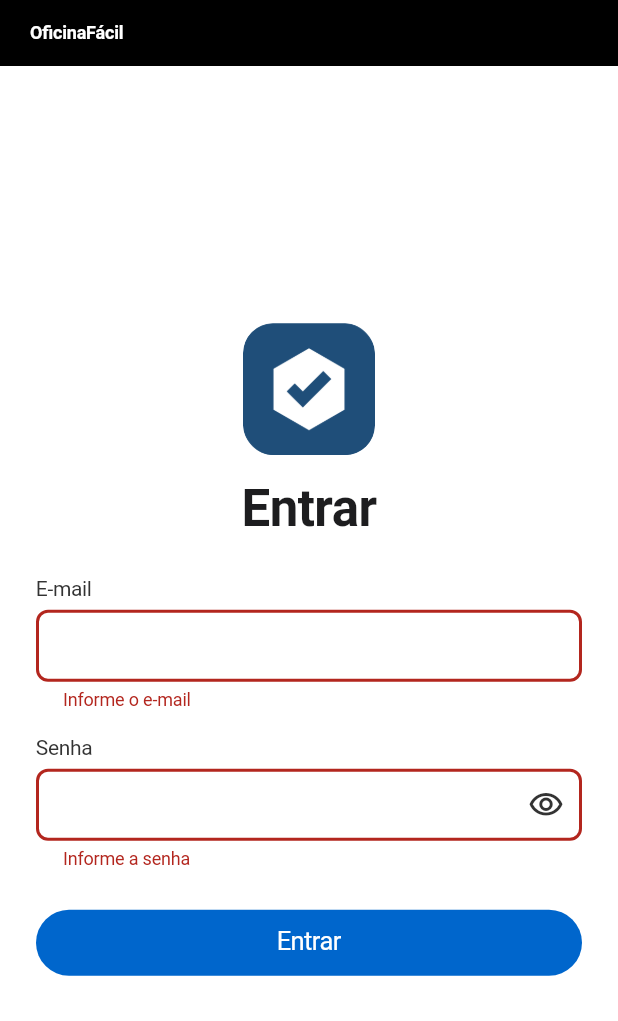
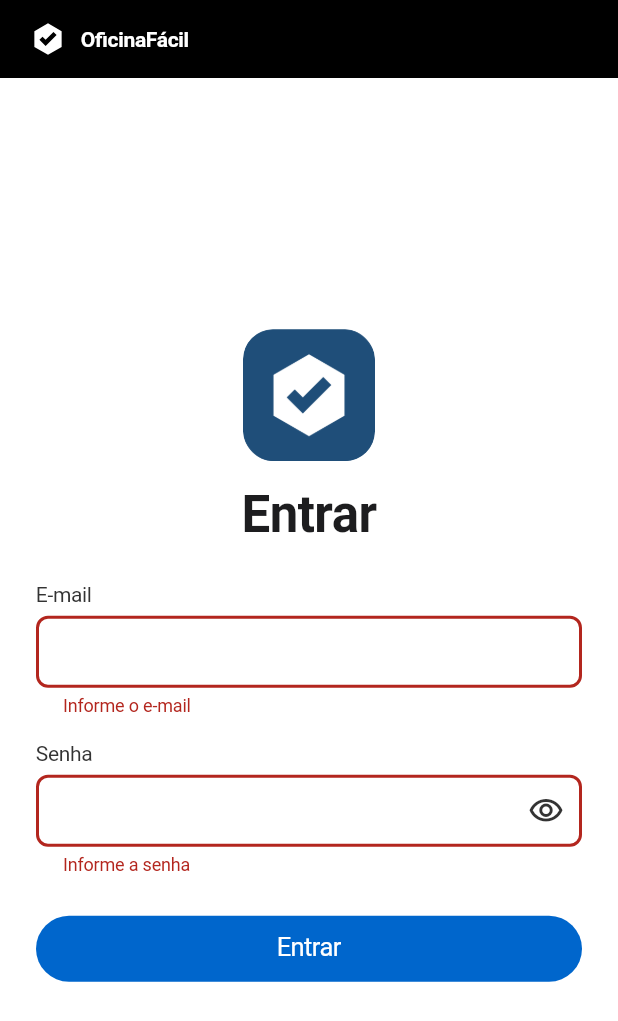
Before and after one commit to eltobsjr/oficina-facil, a Flutter app: the screen it shows after launch, after a tap on "Entrar", on a phone screen of 412 x 824 dp. Shown: the top 1021 px of the screen. Run offline on Flutter 3.47's test engine with Material 3 defaults, Android fonts, the light colour scheme and no system bars; our stand-ins replace dio, flutter_riverpod, go_router, supabase_flutter; accounts and stored records are empty; statements that could not run were skipped.

Commit message:
Refina a barra global com o símbolo da marca e a conta em pílula

```diff
--- a/mobile/lib/core/shell/barra_global.dart
+++ b/mobile/lib/core/shell/barra_global.dart
@@ -2,30 +2,36 @@ import 'package:flutter/material.dart';
 
 import '../theme/app_theme.dart';
 
-/// Barra global preta de 44 px: nome do app à esquerda e, se houver, a conta à direita.
+/// Barra global preta de 52 px: símbolo e nome do app à esquerda e, se houver, a conta à direita.
 /// O preto avança sob a barra de status do aparelho.
 class BarraGlobal extends StatelessWidget {
   const BarraGlobal({super.key, this.conta});
 
   final Widget? conta;
 
+  static const altura = 52.0;
+
   @override
   Widget build(BuildContext context) {
-    final estilo = Theme.of(
-      context,
-    ).textTheme.labelSmall!.copyWith(color: AppTheme.branco);
+    final tema = Theme.of(context).textTheme;
     return ColoredBox(
       color: AppTheme.preto,
       child: Padding(
         padding: EdgeInsets.only(top: MediaQuery.viewPaddingOf(context).top),
         child: SizedBox(
-          height: 44,
+          height: altura,
           child: Row(
             children: [
               const SizedBox(width: 20),
+              const ExcludeSemantics(child: _Simbolo(tamanho: 24)),
+              const SizedBox(width: 10),
               Text(
                 'OficinaFácil',
-                style: estilo.copyWith(fontWeight: FontWeight.w600),
+                style: tema.titleSmall!.copyWith(
+                  color: AppTheme.branco,
+                  fontWeight: FontWeight.w700,
+                  letterSpacing: -0.2,
+                ),
               ),
               const Spacer(),
               if (conta != null) Flexible(child: conta!),
@@ -37,3 +43,41 @@ class BarraGlobal extends StatelessWidget {
     );
   }
 }
+
+/// Símbolo da marca (porca sextavada com o check vazado), em branco.
+class _Simbolo extends StatelessWidget {
+  const _Simbolo({required this.tamanho});
+
+  final double tamanho;
+
+  @override
+  Widget build(BuildContext context) =>
+      CustomPaint(size: Size.square(tamanho), painter: _PintorDoSimbolo());
+}
+
+class _PintorDoSimbolo extends CustomPainter {
+  @override
+  void paint(Canvas canvas, Size size) {
+    final k = size.width / 256;
+    final caminho = Path()
+      ..fillType = PathFillType.evenOdd
+      ..moveTo(128 * k, 16 * k)
+      ..lineTo(225 * k, 72 * k)
+      ..lineTo(225 * k, 184 * k)
+      ..lineTo(128 * k, 240 * k)
+      ..lineTo(31 * k, 184 * k)
+      ..lineTo(31 * k, 72 * k)
+      ..close()
+      ..moveTo(67 * k, 134 * k)
+      ..lineTo(89 * k, 112 * k)
+      ..lineTo(111 * k, 134 * k)
+      ..lineTo(167 * k, 78 * k)
+      ..lineTo(189 * k, 100 * k)
+      ..lineTo(111 * k, 178 * k)
+      ..close();
+    canvas.drawPath(caminho, Paint()..color = AppTheme.branco);
+  }
+
+  @override
+  bool shouldRepaint(covariant CustomPainter antigo) => false;
+}
```
Also changed, not shown: mobile/lib/core/shell/app_shell.dart (+19 -4 lines), 1 other file.
